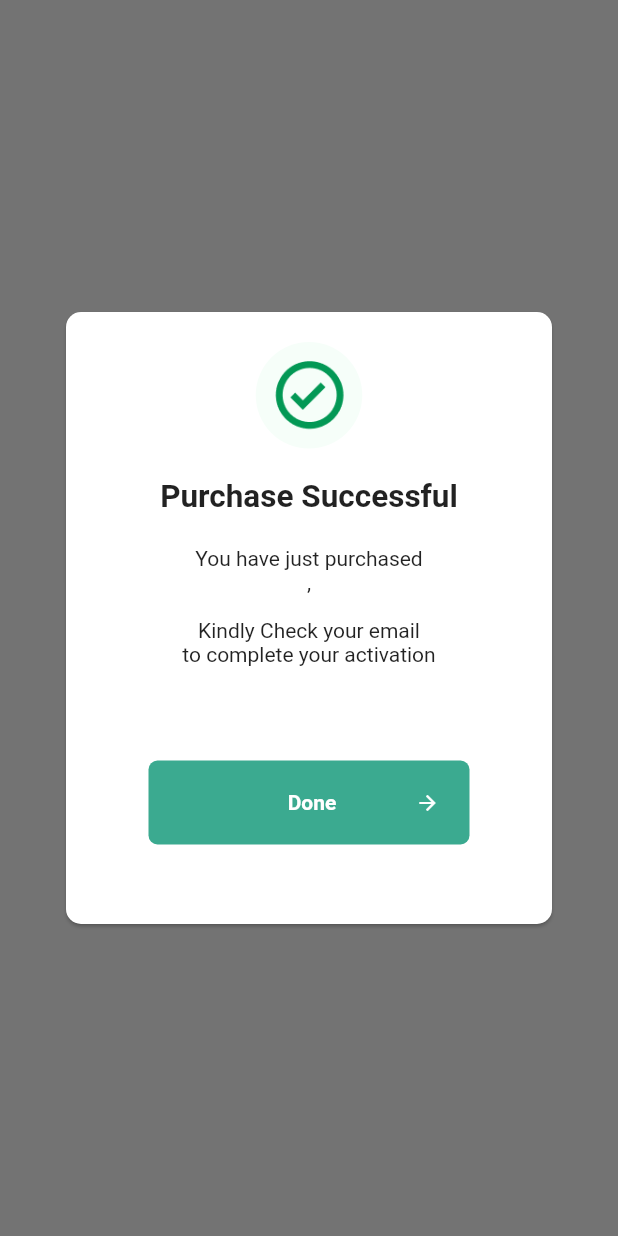
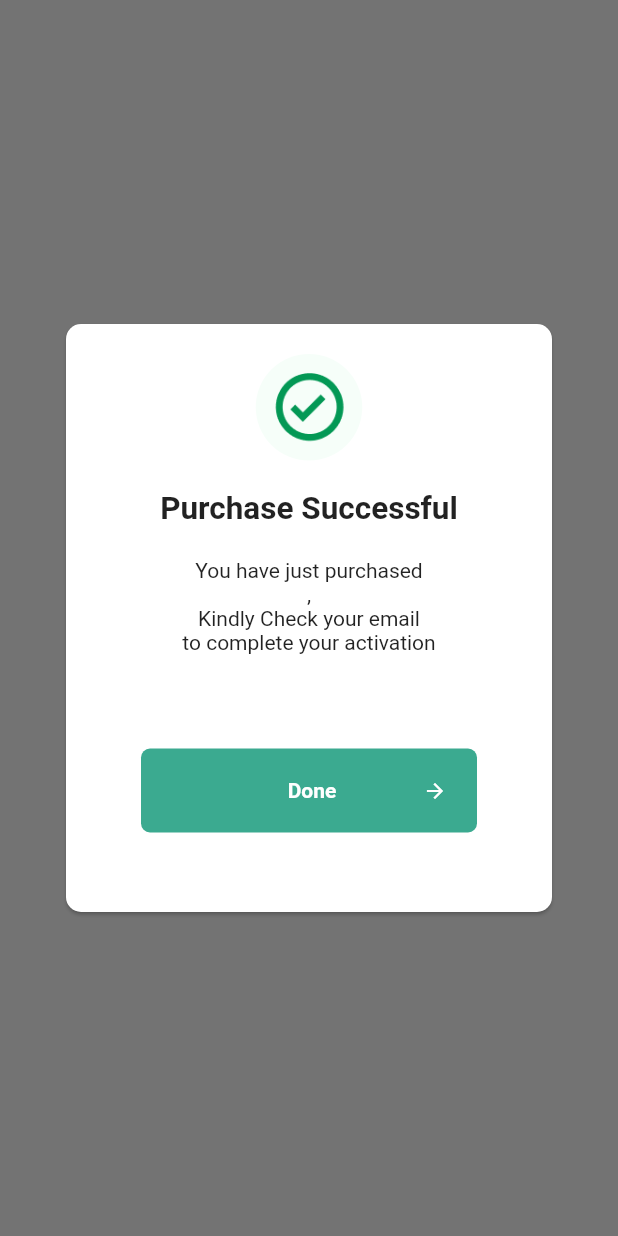
Before and after one commit to ibuildgenius/mca-flutter-sdk, a Flutter app: what successDialog() shows on an empty page, opened directly with empty values, on a phone screen of 412 x 824 dp. Run offline on Flutter 3.47's test engine with Material 2 defaults, Android fonts, the phone set to English and light mode, and no system bars; our stand-ins replace fluttertoast, image_picker; network calls fail.

Commit message:
first trial

```diff
--- a/lib/src/widgets/dialogs.dart
+++ b/lib/src/widgets/dialogs.dart
@@ -87,7 +87,7 @@ class Dialogs {
                 child: Wrap(
                   children: <Widget>[
                     Padding(
-                      padding: const EdgeInsets.symmetric(horizontal: 20.0),
+                      padding: const EdgeInsets.symmetric(horizontal: 15.0),
                       child: Column(
                         mainAxisAlignment: MainAxisAlignment.center,
                         crossAxisAlignment: CrossAxisAlignment.stretch,
@@ -115,7 +115,7 @@ class Dialogs {
                           ),
                           verticalSpace(),
                           Text(
-                              'You have just purchased \n$productName,\n\nKindly Check your email\nto complete your activation',
+                              'You have just purchased \n$productName,\nKindly Check your email\nto complete your activation',
                               textAlign: TextAlign.center,
                               style: const TextStyle(fontSize: 14)),
                           verticalSpace(),
```
Also changed, not shown: lib/src/views/form.dart (+6 -3 lines).
